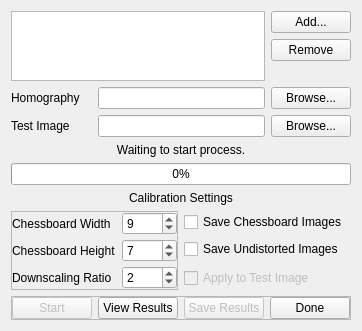
This is gui/dialogCameraCalibration.ui in Spinarakk/defectmonitor as Qt 5 draws it before an edit. The edited form follows.
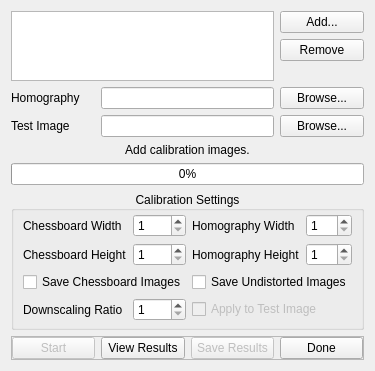
This is the edited form.

Commit message: - Fixed issue with idle timeout - Slightly redesigned the Camera Calibration window - Rewrote some of the Camera Calibration interface functions - Rewrote and reorganized parts of the Calibration code - Added homography image specific width and height boxes to the window - Added max layer notification for when the currently captured layer number exceeds the slice file determined number - Fixed all the other notification settings

Diff of the .ui file:
```diff
--- a/gui/dialogCameraCalibration.ui
+++ b/gui/dialogCameraCalibration.ui
@@ -7,14 +7,14 @@
     <x>0</x>
     <y>0</y>
     <width>338</width>
-    <height>321</height>
+    <height>351</height>
    </rect>
   </property>
   <property name="windowTitle">
    <string>Camera Calibration</string>
   </property>
   <layout class="QGridLayout" name="gridLayout">
-   <item row="12" column="0" colspan="4">
+   <item row="9" column="0" colspan="4">
     <widget class="QFrame" name="frameButtons">
      <property name="sizePolicy">
       <sizepolicy hsizetype="Preferred" vsizetype="Fixed">
@@ -78,213 +78,6 @@
      </layout>
     </widget>
    </item>
-   <item row="9" column="0" rowspan="3" colspan="2">
-    <widget class="QFrame" name="frameCalibrationSettings">
-     <property name="frameShape">
-      <enum>QFrame::StyledPanel</enum>
-     </property>
-     <property name="frameShadow">
-      <enum>QFrame::Raised</enum>
-     </property>
-     <layout class="QGridLayout" name="gridLayout_2">
-      <property name="leftMargin">
-       <number>0</number>
-      </property>
-      <property name="topMargin">
-       <number>0</number>
-      </property>
-      <property name="rightMargin">
-       <number>0</number>
-      </property>
-      <property name="bottomMargin">
-       <number>0</number>
-      </property>
-      <property name="verticalSpacing">
-       <number>4</number>
-      </property>
-      <item row="0" column="1">
-       <widget class="QSpinBox" name="spinWidth">
-        <property name="toolTip">
-         <string>1 - 20</string>
-        </property>
-        <property name="minimum">
-         <number>1</number>
-        </property>
-        <property name="maximum">
-         <number>20</number>
-        </property>
-        <property name="value">
-         <number>9</number>
-        </property>
-       </widget>
-      </item>
-      <item row="0" column="0">
-       <widget class="QLabel" name="labelWidth">
-        <property name="font">
-         <font>
-          <weight>50</weight>
-          <bold>false</bold>
-         </font>
-        </property>
-        <property name="toolTip">
-         <string>Number of square corners along the width of the chessboard.</string>
-        </property>
-        <property name="text">
-         <string>Chessboard Width</string>
-        </property>
-       </widget>
-      </item>
-      <item row="1" column="1">
-       <widget class="QSpinBox" name="spinHeight">
-        <property name="toolTip">
-         <string>1 - 20</string>
-        </property>
-        <property name="minimum">
-         <number>1</number>
-        </property>
-        <property name="maximum">
-         <number>20</number>
-        </property>
-        <property name="value">
-         <number>7</number>
-        </property>
-       </widget>
-      </item>
-      <item row="1" column="0">
-       <widget class="QLabel" name="labelHeight">
-        <property name="font">
-         <font>
-          <weight>50</weight>
-          <bold>false</bold>
-         </font>
-        </property>
-        <property name="toolTip">
-         <string>Number of square corners along the height of the chessboard.</string>
-        </property>
-        <property name="text">
-         <string>Chessboard Height</string>
-        </property>
-       </widget>
-      </item>
-      <item row="2" column="0">
-       <widget class="QLabel" name="labelRatio">
-        <property name="font">
-         <font>
-          <weight>50</weight>
-          <bold>false</bold>
-         </font>
-        </property>
-        <property name="toolTip">
-         <string>Downscaling ratio used to speed up calibration at the cost of accuracy.</string>
-        </property>
-        <property name="text">
-         <string>Downscaling Ratio</string>
-        </property>
-       </widget>
-      </item>
-      <item row="2" column="1">
-       <widget class="QSpinBox" name="spinRatio">
-        <property name="toolTip">
-         <string>1 - 4</string>
-        </property>
-        <property name="minimum">
-         <number>1</number>
-        </property>
-        <property name="maximum">
-         <number>4</number>
-        </property>
-        <property name="value">
-         <number>2</number>
-        </property>
-       </widget>
-      </item>
-     </layout>
-    </widget>
-   </item>
-   <item row="3" column="3">
-    <widget class="QPushButton" name="pushBrowseHI">
-     <property name="text">
-      <string>Browse...</string>
-     </property>
-    </widget>
-   </item>
-   <item row="7" column="0" colspan="4">
-    <widget class="QLabel" name="labelCalibrationSettings">
-     <property name="font">
-      <font>
-       <weight>50</weight>
-       <bold>false</bold>
-      </font>
-     </property>
-     <property name="text">
-      <string>Calibration Settings</string>
-     </property>
-     <property name="alignment">
-      <set>Qt::AlignCenter</set>
-     </property>
-    </widget>
-   </item>
-   <item row="9" column="2" colspan="2">
-    <widget class="QCheckBox" name="checkSaveC">
-     <property name="font">
-      <font>
-       <weight>50</weight>
-       <bold>false</bold>
-      </font>
-     </property>
-     <property name="toolTip">
-      <string>Check to save drawn chessboard corner calibration images to the corners folder.</string>
-     </property>
-     <property name="text">
-      <string>Save Chessboard Images</string>
-     </property>
-    </widget>
-   </item>
-   <item row="3" column="1" colspan="2">
-    <widget class="QLineEdit" name="lineHomographyImage">
-     <property name="focusPolicy">
-      <enum>Qt::ClickFocus</enum>
-     </property>
-     <property name="toolTip">
-      <string>Image used to calculate the homography matrix.</string>
-     </property>
-     <property name="readOnly">
-      <bool>true</bool>
-     </property>
-    </widget>
-   </item>
-   <item row="6" column="0" colspan="4">
-    <widget class="QProgressBar" name="progressBar">
-     <property name="value">
-      <number>0</number>
-     </property>
-     <property name="alignment">
-      <set>Qt::AlignCenter</set>
-     </property>
-     <property name="textVisible">
-      <bool>true</bool>
-     </property>
-     <property name="invertedAppearance">
-      <bool>false</bool>
-     </property>
-    </widget>
-   </item>
-   <item row="4" column="0">
-    <widget class="QLabel" name="labelTestImage">
-     <property name="font">
-      <font>
-       <weight>50</weight>
-       <bold>false</bold>
-      </font>
-     </property>
-     <property name="toolTip">
-      <string>Image used to test the calculated calibration results.</string>
-     </property>
-     <property name="text">
-      <string>Test Image</string>
-     </property>
-    </widget>
-   </item>
    <item row="4" column="1" colspan="2">
     <widget class="QLineEdit" name="lineTestImage">
      <property name="focusPolicy">
@@ -298,85 +91,20 @@
      </property>
     </widget>
    </item>
-   <item row="4" column="3">
-    <widget class="QPushButton" name="pushBrowseTI">
+   <item row="3" column="3">
+    <widget class="QPushButton" name="pushBrowseHI">
      <property name="text">
       <string>Browse...</string>
      </property>
     </widget>
    </item>
-   <item row="3" column="0">
-    <widget class="QLabel" name="labelHomographyImage">
-     <property name="font">
-      <font>
-       <weight>50</weight>
-       <bold>false</bold>
-      </font>
-     </property>
-     <property name="toolTip">
-      <string>Image used to calculate the homography matrix.</string>
-     </property>
-     <property name="text">
-      <string>Homography</string>
-     </property>
-    </widget>
-   </item>
-   <item row="5" column="0" colspan="4">
-    <widget class="QLabel" name="labelStatus">
-     <property name="text">
-      <string>Waiting to start process.</string>
-     </property>
-     <property name="alignment">
-      <set>Qt::AlignCenter</set>
-     </property>
-    </widget>
-   </item>
-   <item row="10" column="2" colspan="2">
-    <widget class="QCheckBox" name="checkSaveU">
-     <property name="font">
-      <font>
-       <weight>50</weight>
-       <bold>false</bold>
-      </font>
-     </property>
-     <property name="toolTip">
-      <string>Check to save undistorted calibration images to the undistorted folder.</string>
-     </property>
-     <property name="text">
-      <string>Save Undistorted Images</string>
-     </property>
-    </widget>
-   </item>
-   <item row="11" column="2" colspan="2">
-    <widget class="QCheckBox" name="checkApply">
-     <property name="enabled">
-      <bool>false</bool>
-     </property>
-     <property name="font">
-      <font>
-       <weight>50</weight>
-       <bold>false</bold>
-      </font>
-     </property>
-     <property name="toolTip">
-      <string>Check to test calculated calibration results on the selected test image.</string>
-     </property>
-     <property name="text">
-      <string>Apply to Test Image</string>
-     </property>
-    </widget>
-   </item>
    <item row="0" column="0" rowspan="3" colspan="3">
     <widget class="QListWidget" name="listImages">
      <property name="toolTip">
       <string>List of calibration images found in the above folder.</string>
      </property>
-    </widget>
-   </item>
-   <item row="1" column="3">
-    <widget class="QPushButton" name="pushRemove">
-     <property name="text">
-      <string>Remove</string>
+     <property name="selectionMode">
+      <enum>QAbstractItemView::ExtendedSelection</enum>
      </property>
     </widget>
    </item>
@@ -393,6 +121,91 @@
      </property>
     </spacer>
    </item>
+   <item row="3" column="0">
+    <widget class="QLabel" name="labelHomographyImage">
+     <property name="font">
+      <font>
+       <weight>50</weight>
+       <bold>false</bold>
+      </font>
+     </property>
+     <property name="toolTip">
+      <string>Image used to calculate the homography matrix.</string>
+     </property>
+     <property name="text">
+      <string>Homography</string>
+     </property>
+    </widget>
+   </item>
+   <item row="4" column="0">
+    <widget class="QLabel" name="labelTestImage">
+     <property name="font">
+      <font>
+       <weight>50</weight>
+       <bold>false</bold>
+      </font>
+     </property>
+     <property name="toolTip">
+      <string>Image used to test the calculated calibration results.</string>
+     </property>
+     <property name="text">
+      <string>Test Image</string>
+     </property>
+    </widget>
+   </item>
+   <item row="3" column="1" colspan="2">
+    <widget class="QLineEdit" name="lineHomographyImage">
+     <property name="focusPolicy">
+      <enum>Qt::ClickFocus</enum>
+     </property>
+     <property name="toolTip">
+      <string>Image used to calculate the homography matrix.</string>
+     </property>
+     <property name="readOnly">
+      <bool>true</bool>
+     </property>
+    </widget>
+   </item>
+   <item row="1" column="3">
+    <widget class="QPushButton" name="pushRemove">
+     <property name="text">
+      <string>Remove</string>
+     </property>
+    </widget>
+   </item>
+   <item row="6" column="0" colspan="4">
+    <widget class="QProgressBar" name="progressBar">
+     <property name="value">
+      <number>0</number>
+     </property>
+     <property name="alignment">
+      <set>Qt::AlignCenter</set>
+     </property>
+     <property name="textVisible">
+      <bool>true</bool>
+     </property>
+     <property name="invertedAppearance">
+      <bool>false</bool>
+     </property>
+    </widget>
+   </item>
+   <item row="5" column="0" colspan="4">
+    <widget class="QLabel" name="labelStatus">
+     <property name="text">
+      <string>Add calibration images.</string>
+     </property>
+     <property name="alignment">
+      <set>Qt::AlignCenter</set>
+     </property>
+    </widget>
+   </item>
+   <item row="4" column="3">
+    <widget class="QPushButton" name="pushBrowseTI">
+     <property name="text">
+      <string>Browse...</string>
+     </property>
+    </widget>
+   </item>
    <item row="0" column="3">
     <widget class="QPushButton" name="pushAdd">
      <property name="text">
@@ -400,6 +213,208 @@
      </property>
     </widget>
    </item>
+   <item row="8" column="0" colspan="4">
+    <widget class="QGroupBox" name="groupCalibrationSettings">
+     <property name="title">
+      <string>Calibration Settings</string>
+     </property>
+     <property name="alignment">
+      <set>Qt::AlignCenter</set>
+     </property>
+     <layout class="QGridLayout" name="gridLayout_3">
+      <property name="topMargin">
+       <number>3</number>
+      </property>
+      <property name="bottomMargin">
+       <number>6</number>
+      </property>
+      <item row="1" column="0">
+       <widget class="QLabel" name="labelHeight">
+        <property name="font">
+         <font>
+          <weight>50</weight>
+          <bold>false</bold>
+         </font>
+        </property>
+        <property name="toolTip">
+         <string>Number of square corners along the height of the chessboard.</string>
+        </property>
+        <property name="text">
+         <string>Chessboard Height</string>
+        </property>
+       </widget>
+      </item>
+      <item row="0" column="0">
+       <widget class="QLabel" name="labelWidth">
+        <property name="font">
+         <font>
+          <weight>50</weight>
+          <bold>false</bold>
+         </font>
+        </property>
+        <property name="toolTip">
+         <string>Number of square corners along the width of the chessboard.</string>
+        </property>
+        <property name="text">
+         <string>Chessboard Width</string>
+        </property>
+       </widget>
+      </item>
+      <item row="3" column="0">
+       <widget class="QLabel" name="labelRatio">
+        <property name="font">
+         <font>
+          <weight>50</weight>
+          <bold>false</bold>
+         </font>
+        </property>
+        <property name="toolTip">
+         <string>Ratio used to downscale the images in order to speed up calibration time at the cost of accuracy.</string>
+        </property>
+        <property name="text">
+         <string>Downscaling Ratio</string>
+        </property>
+       </widget>
+      </item>
+      <item row="0" column="1">
+       <widget class="QSpinBox" name="spinWidth">
+        <property name="toolTip">
+         <string>1 - 20</string>
+        </property>
+        <property name="minimum">
+         <number>1</number>
+        </property>
+        <property name="maximum">
+         <number>20</number>
+        </property>
+       </widget>
+      </item>
+      <item row="1" column="1">
+       <widget class="QSpinBox" name="spinHeight">
+        <property name="toolTip">
+         <string>1 - 20</string>
+        </property>
+        <property name="minimum">
+         <number>1</number>
+        </property>
+        <property name="maximum">
+         <number>20</number>
+        </property>
+       </widget>
+      </item>
+      <item row="0" column="2">
+       <widget class="QLabel" name="labelWidthHI">
+        <property name="toolTip">
+         <string>Number of square corners along the width of the chessboard in the homography image.</string>
+        </property>
+        <property name="text">
+         <string>Homography Width</string>
+        </property>
+       </widget>
+      </item>
+      <item row="1" column="2">
+       <widget class="QLabel" name="labelHeightHI">
+        <property name="toolTip">
+         <string>Number of square corners along the height of the chessboard in the homography image.</string>
+        </property>
+        <property name="text">
+         <string>Homography Height</string>
+        </property>
+       </widget>
+      </item>
+      <item row="0" column="3">
+       <widget class="QSpinBox" name="spinWidthHI">
+        <property name="toolTip">
+         <string>1 - 20</string>
+        </property>
+        <property name="minimum">
+         <number>1</number>
+        </property>
+        <property name="maximum">
+         <number>20</number>
+        </property>
+       </widget>
+      </item>
+      <item row="1" column="3">
+       <widget class="QSpinBox" name="spinHeightHI">
+        <property name="toolTip">
+         <string>1 - 20</string>
+        </property>
+        <property name="minimum">
+         <number>1</number>
+        </property>
+        <property name="maximum">
+         <number>20</number>
+        </property>
+       </widget>
+      </item>
+      <item row="3" column="1">
+       <widget class="QSpinBox" name="spinRatio">
+        <property name="toolTip">
+         <string>1 - 4</string>
+        </property>
+        <property name="minimum">
+         <number>1</number>
+        </property>
+        <property name="maximum">
+         <number>4</number>
+        </property>
+       </widget>
+      </item>
+      <item row="3" column="2" colspan="2">
+       <widget class="QCheckBox" name="checkApply">
+        <property name="enabled">
+         <bool>false</bool>
+        </property>
+        <property name="font">
+         <font>
+          <weight>50</weight>
+          <bold>false</bold>
+         </font>
+        </property>
+        <property name="toolTip">
+         <string>The calculated calibration results will be applied on the selected test image.</string>
+        </property>
+        <property name="text">
+         <string>Apply to Test Image</string>
+        </property>
+       </widget>
+      </item>
+      <item row="2" column="2" colspan="2">
+       <widget class="QCheckBox" name="checkSaveU">
+        <property name="font">
+         <font>
+          <weight>50</weight>
+          <bold>false</bold>
+         </font>
+        </property>
+        <property name="toolTip">
+         <string>Undistorted calibration images will be saved to the original image's root folder.</string>
+        </property>
+        <property name="text">
+         <string>Save Undistorted Images</string>
+        </property>
+       </widget>
+      </item>
+      <item row="2" column="0" colspan="2">
+       <widget class="QCheckBox" name="checkSaveC">
+        <property name="font">
+         <font>
+          <weight>50</weight>
+          <bold>false</bold>
+         </font>
+        </property>
+        <property name="toolTip">
+         <string>Drawn chessboard corner calibration images will be saved to the original image's root folder.</string>
+        </property>
+        <property name="text">
+         <string>Save Chessboard Images</string>
+        </property>
+       </widget>
+      </item>
+     </layout>
+    </widget>
+   </item>
   </layout>
  </widget>
  <tabstops>
```
Left out of the diff: 10 changed lines with no effect on the pictures. The commit also changes 9 other files.
